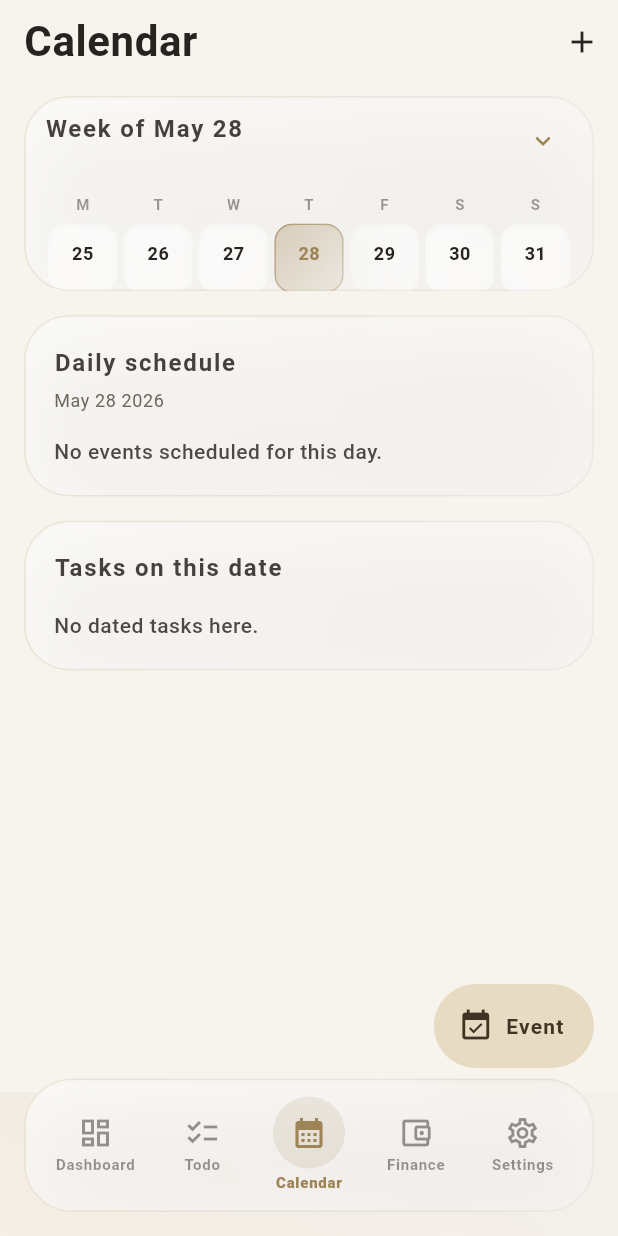
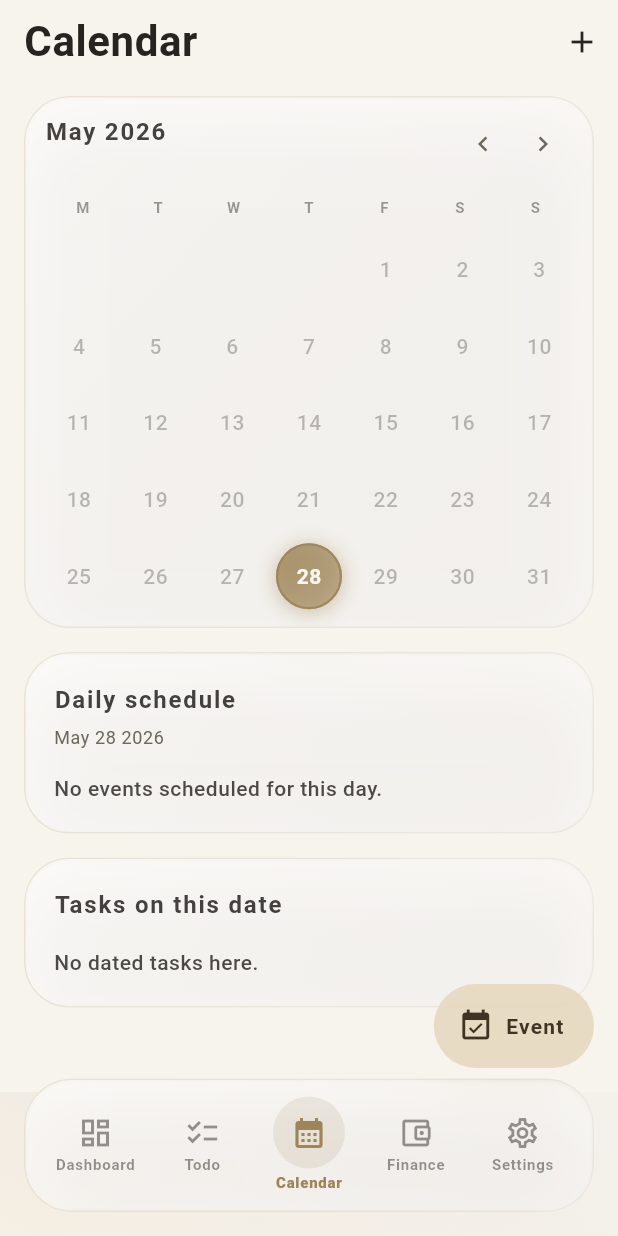
Before and after one commit to IT25100142/LifePilot_todo, a Flutter app: the CalendarScreen screen opened by its route, on a phone screen of 412 x 824 dp. Run offline on Flutter 3.47's test engine with Material 3 defaults, Android fonts, the phone set to English and light mode, and no system bars; our stand-ins replace csv, drift, drift_flutter, file_picker, fl_chart, flutter_local_notifications and 7 more; missing offline and left inert: cryptography, file_saver; accounts and stored records are empty; generated files the repository leaves out were written again.

Commit message:
Refactor calendar screen; enhance layout for wide screens and improve MonthCard functionality

```diff
--- a/lifepilot/lib/features/calendar/calendar_screen.dart
+++ b/lifepilot/lib/features/calendar/calendar_screen.dart
@@ -32,6 +32,8 @@ class CalendarScreen extends ConsumerWidget {
     final tasks = ref.watch(selectedDayTasksProvider);
     final dayEvents = ref.watch(selectedDayEventsProvider);
 
+    final isWide = MediaQuery.sizeOf(context).width >= 800;
+
     return Scaffold(
       appBar: AppBar(
         title: const Text('Calendar'),
@@ -48,66 +50,74 @@ class CalendarScreen extends ConsumerWidget {
         icon: const Icon(Icons.event_available),
         label: const Text('Event'),
       ),
-      body: ListView(
+      body: isWide
+          ? Padding(
+              padding: const EdgeInsets.fromLTRB(16, 8, 16, 0),
+              child: Row(
+                crossAxisAlignment: CrossAxisAlignment.start,
+                children: [
+                  // Left Column: Fixed Calendar Dock
+                  SizedBox(width: 380, child: _MonthCard(events: events)),
+                  const SizedBox(width: 24),
+                  // Right Column: Flexible Agenda Feed with independent scrolling
+                  Expanded(
+                    child: SingleChildScrollView(
+                      padding: const EdgeInsets.only(bottom: 96),
+                      child: LayoutBuilder(
+                        builder: (context, constraints) {
+                          final rightWide = constraints.maxWidth >= 600;
+                          if (rightWide) {
+                            return Row(
+                              crossAxisAlignment: CrossAxisAlignment.start,
+                              children: [
+                                Expanded(
+                                  child: _DailySchedule(events: dayEvents),
+                                ),
+                                const SizedBox(width: 16),
+                                Expanded(child: _LinkedTasks(tasks: tasks)),
+                              ],
+                            );
+                          } else {
+                            return Column(
+                              crossAxisAlignment: CrossAxisAlignment.start,
+                              children: [
+                                _DailySchedule(events: dayEvents),
+                                const SizedBox(height: 16),
+                                _LinkedTasks(tasks: tasks),
+                              ],
+                            );
+                          }
+                        },
+                      ),
+                    ),
+                  ),
+                ],
+              ),
+            )
+          : ListView(
               padding: const EdgeInsets.fromLTRB(16, 8, 16, 96),
               children: [
                 _MonthCard(events: events),
                 const SizedBox(height: 16),
-          LayoutBuilder(
-            builder: (context, constraints) {
-              final wide = constraints.maxWidth >= 900;
-              final children = [
                 _DailySchedule(events: dayEvents),
+                const SizedBox(height: 16),
                 _LinkedTasks(tasks: tasks),
-              ];
-              if (!wide) {
-                return Column(
-                  children: [
-                    children[0],
-                    const SizedBox(height: 16),
-                    children[1],
-                  ],
-                );
-              }
-              return Row(
-                crossAxisAlignment: CrossAxisAlignment.start,
-                children: [
-                  Expanded(child: children[0]),
-                  const SizedBox(width: 16),
-                  Expanded(child: children[1]),
-                ],
-              );
-            },
-          ),
               ],
             ),
     );
   }
 }
 
-class _MonthCard extends ConsumerStatefulWidget {
+class _MonthCard extends ConsumerWidget {
   const _MonthCard({required this.events});
 
   final AsyncValue<List<CalendarEvent>> events;
 
   @override
-  ConsumerState<_MonthCard> createState() => _MonthCardState();
-}
-
-class _MonthCardState extends ConsumerState<_MonthCard> {
-  bool _isExpanded = false;
-
-  @override
-  Widget build(BuildContext context) {
+  Widget build(BuildContext context, WidgetRef ref) {
     final theme = Theme.of(context);
     final visibleMonth = ref.watch(visibleCalendarMonthProvider);
     final selectedDay = ref.watch(selectedCalendarDayProvider);
-
-    // Week strip logic: find the Monday of the selected day's week
-    final monday = selectedDay.subtract(
-      Duration(days: selectedDay.weekday - 1),
-    );
-    final weekDays = List.generate(7, (i) => monday.add(Duration(days: i)));
 
     // Month grid logic
     final firstWeekday = DateTime(
@@ -120,22 +130,15 @@ class _MonthCardState extends ConsumerState<_MonthCard> {
       visibleMonth.month + 1,
       0,
     ).day;
-    final totalCells = ((firstWeekday - 1 + daysInMonth) / 7).ceil() * 7;
 
-    return AnimatedSize(
-      duration: const Duration(milliseconds: 250),
-      curve: Curves.easeInOutCubic,
-      child: ConstrainedBox(
-        constraints: BoxConstraints(maxHeight: _isExpanded ? 260.0 : 130.0),
-        child: SectionCard(
-          padding: const EdgeInsets.symmetric(horizontal: 14, vertical: 10),
-          title: _isExpanded
-              ? monthLabel(visibleMonth)
-              : 'Week of ${shortDate(selectedDay)}',
+    const totalCells = 35;
+
+    return SectionCard(
+      padding: const EdgeInsets.symmetric(horizontal: 14, vertical: 12),
+      title: monthLabel(visibleMonth),
       action: Row(
         mainAxisSize: MainAxisSize.min,
         children: [
-              if (_isExpanded) ...[
           IconButton(
             visualDensity: VisualDensity.compact,
             tooltip: 'Previous month',
@@ -151,19 +154,6 @@ class _MonthCardState extends ConsumerState<_MonthCard> {
                 ref.read(visibleCalendarMonthProvider.notifier).state =
                     DateTime(visibleMonth.year, visibleMonth.month + 1),
             icon: const Icon(Icons.chevron_right, size: 20),
-                ),
-              ],
-              IconButton(
-                visualDensity: VisualDensity.compact,
-                tooltip: _isExpanded ? 'Show week' : 'Show month',
-                onPressed: () => setState(() => _isExpanded = !_isExpanded),
-                icon: Icon(
-                  _isExpanded
-                      ? Icons.keyboard_arrow_up
-                      : Icons.keyboard_arrow_down,
-                  size: 20,
-                  color: theme.colorScheme.primary,
-                ),
           ),
         ],
       ),
@@ -189,18 +179,15 @@ class _MonthCardState extends ConsumerState<_MonthCard> {
                 ),
             ],
           ),
-              const SizedBox(height: 6),
-              if (_isExpanded)
-                Flexible(
-                  child: GridView.builder(
+          const SizedBox(height: 12),
+          GridView.builder(
             shrinkWrap: true,
             physics: const NeverScrollableScrollPhysics(),
-                    gridDelegate:
-                        const SliverGridDelegateWithFixedCrossAxisCount(
+            gridDelegate: const SliverGridDelegateWithFixedCrossAxisCount(
               crossAxisCount: 7,
-                          mainAxisSpacing: 4,
-                          crossAxisSpacing: 4,
-                          childAspectRatio: 1.5,
+              mainAxisSpacing: 6,
+              crossAxisSpacing: 6,
+              childAspectRatio: 1.0,
             ),
             itemCount: totalCells,
             itemBuilder: (context, index) {
@@ -215,177 +202,147 @@ class _MonthCardState extends ConsumerState<_MonthCard> {
               );
               final isSelected = isSameDate(date, selectedDay);
               final hasEvent =
-                          widget.events.valueOrNull?.any(
-                            (e) => isSameDate(e.date, date),
-                          ) ??
+                  events.valueOrNull?.any((e) => isSameDate(e.date, date)) ??
                   false;
 
-                      return _CalendarDay(
+              return Center(
+                child: _CalendarDay(
+                  date: date,
                   day: dayNumber,
                   selected: isSelected,
                   hasEvent: hasEvent,
                   onTap: () {
-                          ref.read(selectedCalendarDayProvider.notifier).state =
-                              date;
+                    ref.read(selectedCalendarDayProvider.notifier).state = date;
                   },
+                ),
               );
             },
           ),
-                )
-              else
-                Row(
-                  children: [
-                    for (final date in weekDays)
-                      Expanded(
-                        child: Padding(
-                          padding: const EdgeInsets.symmetric(horizontal: 2),
-                          child: AspectRatio(
-                            aspectRatio: 1.0,
-                            child: _CalendarDay(
-                              day: date.day,
-                              selected: isSameDate(date, selectedDay),
-                              hasEvent:
-                                  widget.events.valueOrNull?.any(
-                                    (e) => isSameDate(e.date, date),
-                                  ) ??
-                                  false,
-                              onTap: () {
-                                ref
-                                        .read(
-                                          selectedCalendarDayProvider.notifier,
-                                        )
-                                        .state =
-                                    date;
-                                if (date.month != visibleMonth.month) {
-                                  ref
-                                      .read(
-                                        visibleCalendarMonthProvider.notifier,
-                                      )
-                                      .state = DateTime(
-                                    date.year,
-                                    date.month,
-                                  );
-                                }
-                              },
-                            ),
-                          ),
-                        ),
-                      ),
         ],
-                ),
-            ],
-          ),
-        ),
       ),
     );
   }
 }
 
-class _CalendarDay extends StatelessWidget {
+class _CalendarDay extends StatefulWidget {
   const _CalendarDay({
+    required this.date,
     required this.day,
     required this.selected,
     required this.hasEvent,
     required this.onTap,
   });
 
+  final DateTime date;
   final int day;
   final bool selected;
   final bool hasEvent;
   final VoidCallback onTap;
 
   @override
+  State<_CalendarDay> createState() => _CalendarDayState();
+}
+
+class _CalendarDayState extends State<_CalendarDay> {
+  bool _isHovered = false;
+
+  @override
   Widget build(BuildContext context) {
     final theme = Theme.of(context);
     final dark = theme.brightness == Brightness.dark;
+    final isToday = isSameDate(widget.date, DateTime.now());
 
-    final selectedBackgroundColor = theme.colorScheme.primary.withValues(
-      alpha: 0.38,
-    );
-    final selectedBorderColor = theme.colorScheme.primary.withValues(
-      alpha: 0.72,
+    final goldColor = theme.colorScheme.primary;
+
+    Widget cellChild = Center(
+      child: Text(
+        '${widget.day}',
+        style: TextStyle(
+          fontWeight: widget.selected || isToday
+              ? FontWeight.w700
+              : FontWeight.w500,
+          fontSize: 14,
+          color: widget.selected
+              ? theme.colorScheme.onPrimary
+              : isToday
+              ? theme.colorScheme.onSurface
+              : theme.colorScheme.onSurface.withValues(
+                  alpha: _isHovered ? 0.9 : 0.3,
+                ),
+        ),
+      ),
     );
 
-    final cardGradient = selected
-        ? LinearGradient(
+    if (widget.hasEvent) {
+      cellChild = Stack(
+        alignment: Alignment.center,
+        children: [
+          cellChild,
+          Positioned(
+            bottom: 4,
+            child: Container(
+              width: 4,
+              height: 4,
+              decoration: BoxDecoration(
+                color: widget.selected
+                    ? theme.colorScheme.onPrimary
+                    : theme.colorScheme.primary,
+                shape: BoxShape.circle,
+              ),
+            ),
+          ),
+        ],
+      );
+    }
+
+    BoxDecoration decoration;
+    if (widget.selected) {
+      decoration = BoxDecoration(
+        borderRadius: BorderRadius.circular(22),
+        gradient: LinearGradient(
           begin: Alignment.topLeft,
           end: Alignment.bottomRight,
           colors: [
-              selectedBackgroundColor,
-              theme.colorScheme.primary.withValues(alpha: 0.12),
+            goldColor.withValues(alpha: 0.85),
+            goldColor.withValues(alpha: 0.55),
           ],
-          )
-        : LinearGradient(
-            begin: Alignment.topLeft,
-            end: Alignment.bottomRight,
-            colors: dark
-                ? [
-                    Colors.white.withValues(alpha: 0.05),
-                    Colors.white.withValues(alpha: 0.01),
-                  ]
-                : [
-                    Colors.white.withValues(alpha: 0.12),
-                    Colors.white.withValues(alpha: 0.04),
+        ),
+        border: Border.all(color: goldColor.withValues(alpha: 0.9), width: 1.5),
+        boxShadow: [
+          BoxShadow(
+            color: goldColor.withValues(alpha: 0.4),
+            blurRadius: 10,
+            spreadRadius: 1,
+            offset: const Offset(0, 2),
+          ),
         ],
       );
+    } else if (isToday) {
+      decoration = BoxDecoration(
+        borderRadius: BorderRadius.circular(22),
+        border: Border.all(
+          color: dark
+              ? const Color(0xFFE5DED2).withValues(alpha: 0.7)
+              : const Color(0xFF8A847C).withValues(alpha: 0.6),
+          width: 1.5,
+        ),
+        color: Colors.transparent,
+      );
+    } else {
+      decoration = const BoxDecoration(color: Colors.transparent);
+    }
 
-    final borderGradient = selected
-        ? LinearGradient(
-            begin: Alignment.topLeft,
-            end: Alignment.bottomRight,
-            colors: [
-              selectedBorderColor,
-              theme.colorScheme.primary.withValues(alpha: 0.28),
-            ],
-          )
-        : LinearGradient(
-            begin: Alignment.topLeft,
-            end: Alignment.bottomRight,
-            colors: [
-              Colors.white.withValues(alpha: 0.15),
-              Colors.white.withValues(alpha: 0.04),
-            ],
-          );
-
-    final shadowColor = selected
-        ? theme.colorScheme.primary.withValues(alpha: 0.15)
-        : Colors.transparent;
-
-    return InkWell(
-      borderRadius: BorderRadius.circular(12),
-      onTap: onTap,
-      child: LifePilotGlassCard(
-        radius: 12,
-        padding: EdgeInsets.zero,
-        cardGradient: cardGradient,
-        borderGradient: borderGradient,
-        shadowColor: shadowColor,
-        child: Column(
-          mainAxisAlignment: MainAxisAlignment.center,
-          children: [
-            Text(
-              '$day',
-              style: TextStyle(
-                fontWeight: FontWeight.w600,
-                fontSize: 12,
-                color: selected
-                    ? theme.colorScheme.primary
-                    : theme.colorScheme.onSurface,
-              ),
-            ),
-            const SizedBox(height: 2),
-            AnimatedContainer(
-              duration: const Duration(milliseconds: 180),
-              width: hasEvent ? 4 : 0,
-              height: 4,
-              decoration: BoxDecoration(
-                color: selected
-                    ? theme.colorScheme.primary
-                    : theme.colorScheme.tertiary,
-                shape: BoxShape.circle,
-              ),
-            ),
-          ],
+    return MouseRegion(
+      onEnter: (_) => setState(() => _isHovered = true),
+      onExit: (_) => setState(() => _isHovered = false),
+      child: InkWell(
+        borderRadius: BorderRadius.circular(22),
+        onTap: widget.onTap,
+        child: Container(
+          width: 44,
+          height: 44,
+          decoration: decoration,
+          child: cellChild,
         ),
       ),
     );
```
Lines whose indentation alone changed are shown as unchanged.
